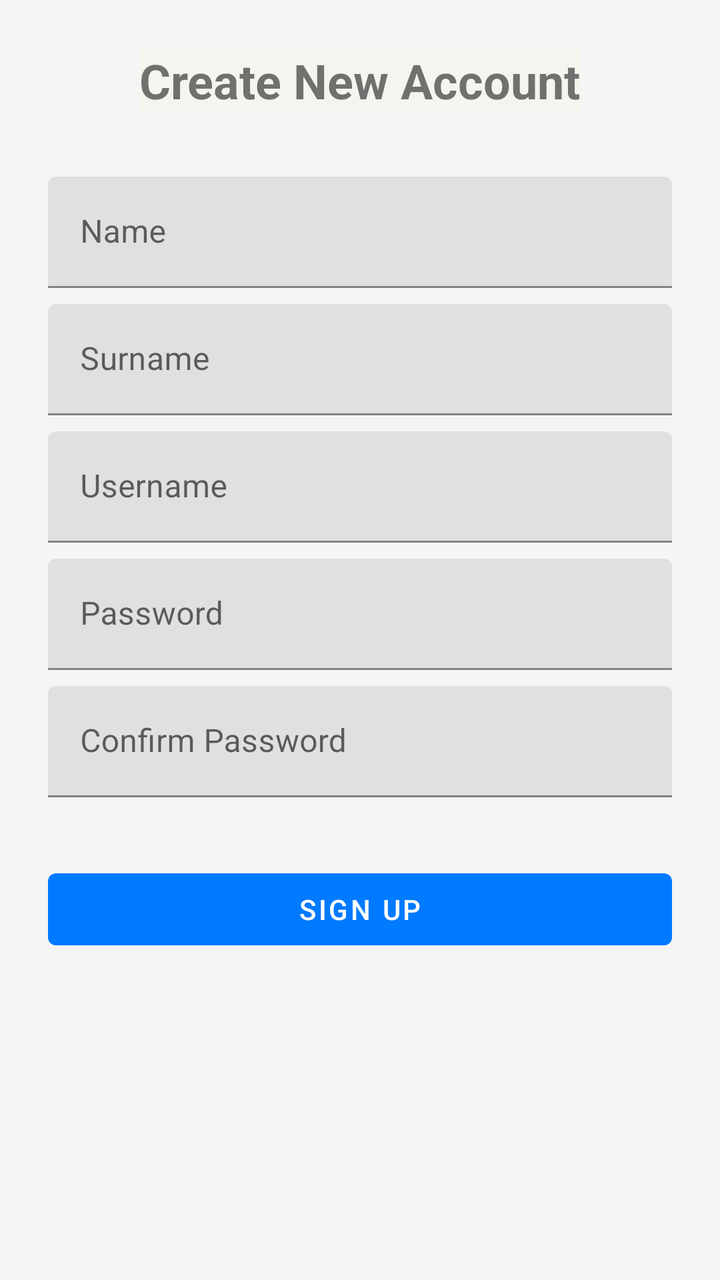
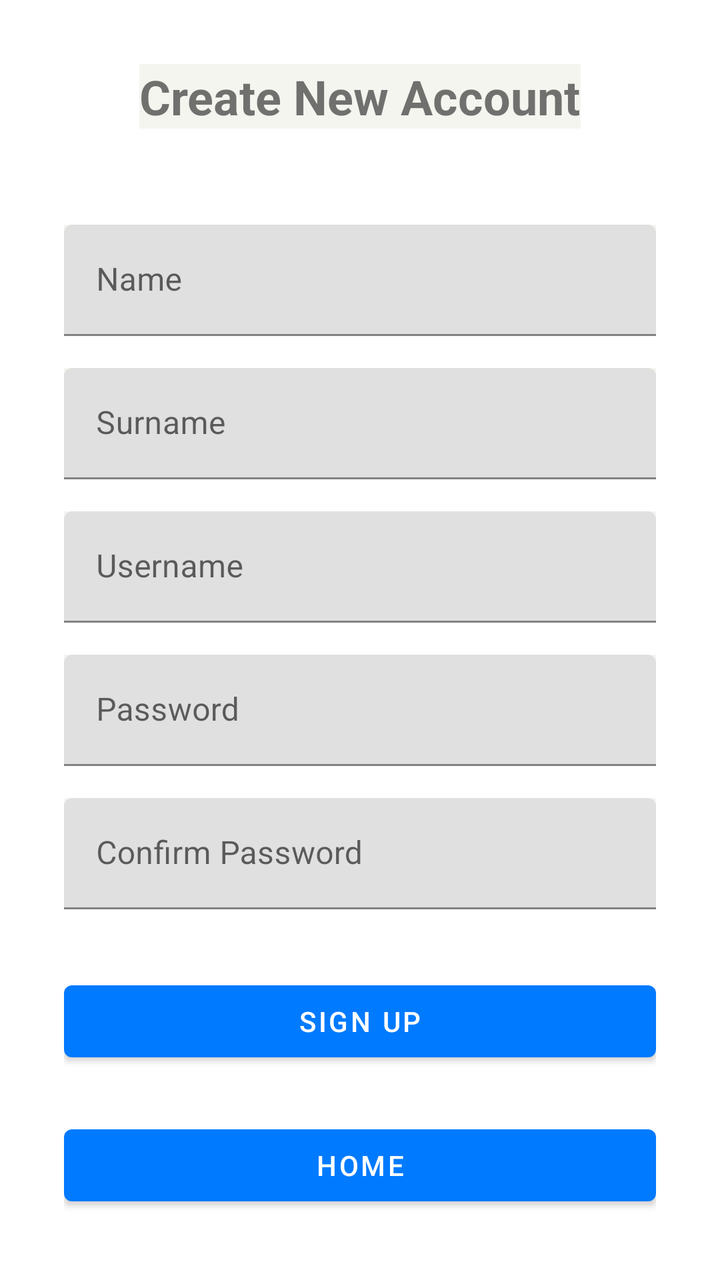

Before-and-after screenshots of an Android layout around one commit, followed by the original layout XML and the change that was made.
<!-- AndroidManifest.xml: application theme Theme.HarmonieBudgetAppKt -->
<!-- res/layout/activity_register.xml -->
<?xml version="1.0" encoding="utf-8"?>
<androidx.constraintlayout.widget.ConstraintLayout
    xmlns:android="http://schemas.android.com/apk/res/android"
    xmlns:app="http://schemas.android.com/apk/res-auto"
    android:layout_width="match_parent"
    android:layout_height="match_parent"
    android:background="#F5F5F5"
    android:padding="24dp">

    <TextView
        android:id="@+id/tv_title"
        android:layout_width="wrap_content"
        android:layout_height="wrap_content"
        android:text="@string/create_account_title"
        android:textSize="24sp"
        android:textStyle="bold"
        app:layout_constraintTop_toTopOf="parent"
        app:layout_constraintStart_toStartOf="parent"
        app:layout_constraintEnd_toEndOf="parent" />

    <com.google.android.material.textfield.TextInputLayout
        android:id="@+id/til_name"
        android:layout_width="0dp"
        android:layout_height="wrap_content"
        android:layout_marginTop="32dp"
        app:layout_constraintTop_toBottomOf="@id/tv_title"
        app:layout_constraintStart_toStartOf="parent"
        app:layout_constraintEnd_toEndOf="parent">

        <com.google.android.material.textfield.TextInputEditText
            android:id="@+id/et_name"
            android:layout_width="match_parent"
            android:layout_height="wrap_content"
            android:hint="@string/name_hint" />
    </com.google.android.material.textfield.TextInputLayout>

    <com.google.android.material.textfield.TextInputLayout
        android:id="@+id/til_surname"
        android:layout_width="0dp"
        android:layout_height="wrap_content"
        android:layout_marginTop="8dp"
        app:layout_constraintTop_toBottomOf="@id/til_name"
        app:layout_constraintStart_toStartOf="parent"
        app:layout_constraintEnd_toEndOf="parent">

        <com.google.android.material.textfield.TextInputEditText
            android:id="@+id/et_surname"
            android:layout_width="match_parent"
            android:layout_height="wrap_content"
            android:hint="@string/surname_hint" />
    </com.google.android.material.textfield.TextInputLayout>

    <com.google.android.material.textfield.TextInputLayout
        android:id="@+id/til_username"
        android:layout_width="0dp"
        android:layout_height="wrap_content"
        android:layout_marginTop="8dp"
        app:layout_constraintTop_toBottomOf="@id/til_surname"
        app:layout_constraintStart_toStartOf="parent"
        app:layout_constraintEnd_toEndOf="parent">

        <com.google.android.material.textfield.TextInputEditText
            android:id="@+id/et_username"
            android:layout_width="match_parent"
            android:layout_height="wrap_content"
            android:hint="@string/username_hint" />
    </com.google.android.material.textfield.TextInputLayout>

    <com.google.android.material.textfield.TextInputLayout
        android:id="@+id/til_password"
        android:layout_width="0dp"
        android:layout_height="wrap_content"
        android:layout_marginTop="8dp"
        app:layout_constraintTop_toBottomOf="@id/til_username"
        app:layout_constraintStart_toStartOf="parent"
        app:layout_constraintEnd_toEndOf="parent">

        <com.google.android.material.textfield.TextInputEditText
            android:id="@+id/et_password"
            android:layout_width="match_parent"
            android:layout_height="wrap_content"
            android:hint="@string/password_hint"
            android:inputType="textPassword" />
    </com.google.android.material.textfield.TextInputLayout>

    <com.google.android.material.textfield.TextInputLayout
        android:id="@+id/til_confirm_password"
        android:layout_width="0dp"
        android:layout_height="wrap_content"
        android:layout_marginTop="8dp"
        app:layout_constraintTop_toBottomOf="@id/til_password"
        app:layout_constraintStart_toStartOf="parent"
        app:layout_constraintEnd_toEndOf="parent">

        <com.google.android.material.textfield.TextInputEditText
            android:id="@+id/et_confirm_password"
            android:layout_width="match_parent"
            android:layout_height="wrap_content"
            android:hint="@string/confirm_password_hint"
            android:inputType="textPassword" />
    </com.google.android.material.textfield.TextInputLayout>

    <Button
        android:id="@+id/btn_register"
        android:layout_width="0dp"
        android:layout_height="wrap_content"
        android:text="@string/sign_up_button"
        android:layout_marginTop="32dp"
        app:layout_constraintTop_toBottomOf="@id/til_confirm_password"
        app:layout_constraintStart_toStartOf="parent"
        app:layout_constraintEnd_toEndOf="parent" />

</androidx.constraintlayout.widget.ConstraintLayout>
<!-- resources referenced by this layout -->
<resources>
  <string name="confirm_password_hint">Confirm Password</string>
  <string name="create_account_title">Create New Account</string>
  <string name="name_hint">Name</string>
  <string name="password_hint">Password</string>
  <string name="sign_up_button">Sign Up</string>
  <string name="surname_hint">Surname</string>
  <string name="username_hint">Username</string>
  <style name="Theme.HarmonieBudgetAppKt" parent="Theme.MaterialComponents.DayNight.NoActionBar">
          <item name="colorPrimary">#007AFF</item>
          <item name="colorPrimaryVariant">#007AFF</item>
          <item name="colorOnPrimary">#FFFFFF</item>
          <item name="colorSecondary">#34C759</item>
          <item name="colorOnSecondary">#FFFFFF</item>
          <item name="android:statusBarColor">#F5F5F0</item>
          <item name="android:windowLightStatusBar">true</item>
          <item name="android:background">#F5F5F0</item>
      </style>
</resources>

<!-- the commit's change to res/layout/activity_register.xml (unified diff, before → after) -->
@@ -4,11 +4,12 @@
     xmlns:app="http://schemas.android.com/apk/res-auto"
     android:layout_width="match_parent"
     android:layout_height="match_parent"
-    android:background="#F5F5F5"
-    android:padding="24dp">
+    android:padding="32dp"
+    android:background="@color/white">
 
+    
     <TextView
-        android:id="@+id/tv_title"
+        android:id="@+id/tv_register_title"
         android:layout_width="wrap_content"
         android:layout_height="wrap_content"
         android:text="@string/create_account_title"
@@ -18,12 +19,13 @@
         app:layout_constraintStart_toStartOf="parent"
         app:layout_constraintEnd_toEndOf="parent" />
 
+    
     <com.google.android.material.textfield.TextInputLayout
         android:id="@+id/til_name"
         android:layout_width="0dp"
         android:layout_height="wrap_content"
-        android:layout_marginTop="32dp"
-        app:layout_constraintTop_toBottomOf="@id/tv_title"
+        android:layout_marginTop="48dp"
+        app:layout_constraintTop_toBottomOf="@id/tv_register_title"
         app:layout_constraintStart_toStartOf="parent"
         app:layout_constraintEnd_toEndOf="parent">
 
@@ -34,11 +36,12 @@
             android:hint="@string/name_hint" />
     </com.google.android.material.textfield.TextInputLayout>
 
+    
     <com.google.android.material.textfield.TextInputLayout
         android:id="@+id/til_surname"
         android:layout_width="0dp"
         android:layout_height="wrap_content"
-        android:layout_marginTop="8dp"
+        android:layout_marginTop="16dp"
         app:layout_constraintTop_toBottomOf="@id/til_name"
         app:layout_constraintStart_toStartOf="parent"
         app:layout_constraintEnd_toEndOf="parent">
@@ -50,11 +53,12 @@
             android:hint="@string/surname_hint" />
     </com.google.android.material.textfield.TextInputLayout>
 
+    
     <com.google.android.material.textfield.TextInputLayout
         android:id="@+id/til_username"
         android:layout_width="0dp"
         android:layout_height="wrap_content"
-        android:layout_marginTop="8dp"
+        android:layout_marginTop="16dp"
         app:layout_constraintTop_toBottomOf="@id/til_surname"
         app:layout_constraintStart_toStartOf="parent"
         app:layout_constraintEnd_toEndOf="parent">
@@ -66,11 +70,12 @@
             android:hint="@string/username_hint" />
     </com.google.android.material.textfield.TextInputLayout>
 
+    
     <com.google.android.material.textfield.TextInputLayout
         android:id="@+id/til_password"
         android:layout_width="0dp"
         android:layout_height="wrap_content"
-        android:layout_marginTop="8dp"
+        android:layout_marginTop="16dp"
         app:layout_constraintTop_toBottomOf="@id/til_username"
         app:layout_constraintStart_toStartOf="parent"
         app:layout_constraintEnd_toEndOf="parent">
@@ -83,11 +88,12 @@
             android:inputType="textPassword" />
     </com.google.android.material.textfield.TextInputLayout>
 
+    
     <com.google.android.material.textfield.TextInputLayout
         android:id="@+id/til_confirm_password"
         android:layout_width="0dp"
         android:layout_height="wrap_content"
-        android:layout_marginTop="8dp"
+        android:layout_marginTop="16dp"
         app:layout_constraintTop_toBottomOf="@id/til_password"
         app:layout_constraintStart_toStartOf="parent"
         app:layout_constraintEnd_toEndOf="parent">
@@ -100,8 +106,9 @@
             android:inputType="textPassword" />
     </com.google.android.material.textfield.TextInputLayout>
 
+    
     <Button
-        android:id="@+id/btn_register"
+        android:id="@+id/btn_sign_up"
         android:layout_width="0dp"
         android:layout_height="wrap_content"
         android:text="@string/sign_up_button"
@@ -110,4 +117,25 @@
         app:layout_constraintStart_toStartOf="parent"
         app:layout_constraintEnd_toEndOf="parent" />
 
+    
+    <Button
+        android:id="@+id/btn_home"
+        android:layout_width="0dp"
+        android:layout_height="wrap_content"
+        android:text="@string/home_button"
+        android:layout_marginTop="24dp"
+        app:layout_constraintTop_toBottomOf="@id/btn_sign_up"
+        app:layout_constraintStart_toStartOf="parent"
+        app:layout_constraintEnd_toEndOf="parent" />
+
+    <Button
+        android:id="@+id/btn_log_in"
+        android:layout_width="0dp"
+        android:layout_height="wrap_content"
+        android:text="@string/log_in_button"
+        android:layout_marginTop="8dp"
+        app:layout_constraintTop_toBottomOf="@id/btn_home"
+        app:layout_constraintStart_toStartOf="parent"
+        app:layout_constraintEnd_toEndOf="parent" />
+
 </androidx.constraintlayout.widget.ConstraintLayout>
<!-- resource entries referenced after the edit -->
@@ -1,7 +1,10 @@
 <!-- resources referenced by this layout -->
 <resources>
+  <color name="white">#FFFFFFFF</color>
   <string name="confirm_password_hint">Confirm Password</string>
   <string name="create_account_title">Create New Account</string>
+  <string name="home_button">Home</string>
+  <string name="log_in_button">Log In</string>
   <string name="name_hint">Name</string>
   <string name="password_hint">Password</string>
   <string name="sign_up_button">Sign Up</string>
